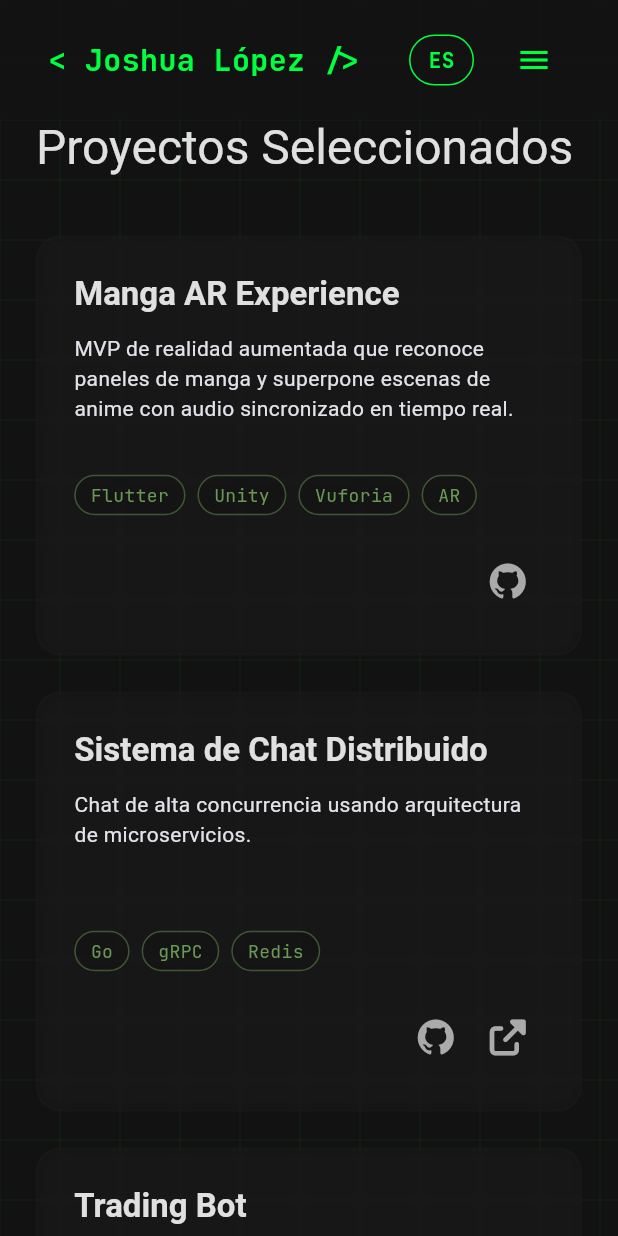
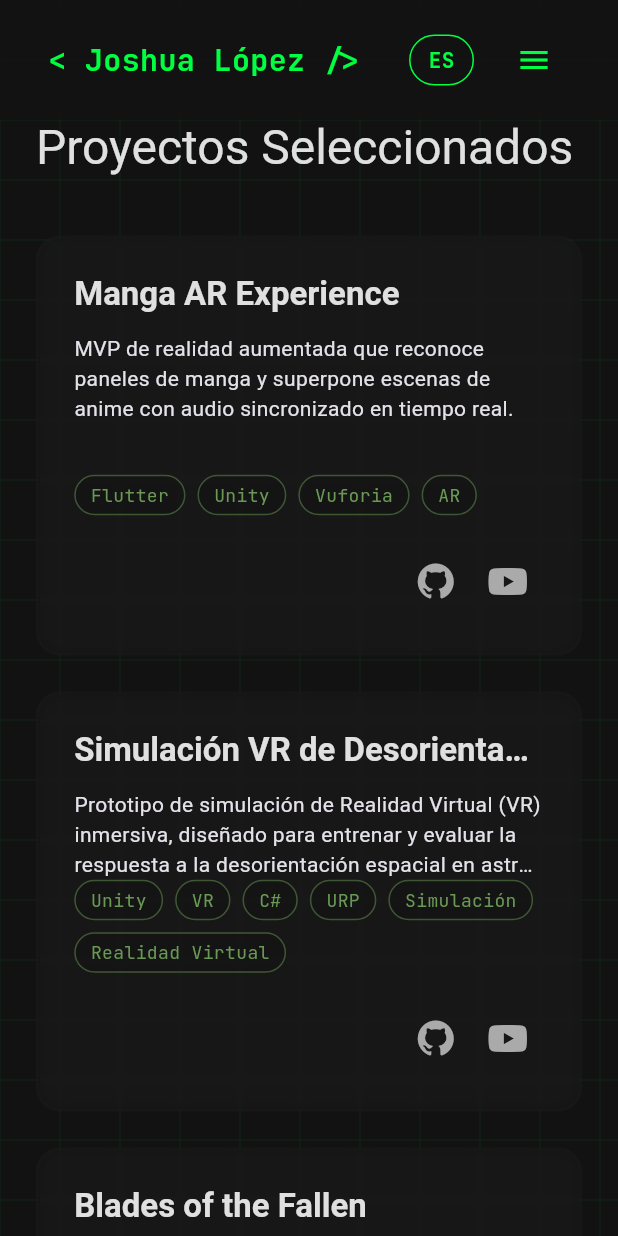
Before and after one commit to JoshuaLopez2000/Portfolio, a Flutter app: the screen it shows after launch, after a tap on "EN", after a tap on the "menu" icon, after a tap on "Proyectos", on a phone screen of 412 x 824 dp. Run offline on Flutter 3.47's test engine with Material 3 defaults, Android fonts, the phone set to English and light mode, and no system bars; our stand-ins replace animated_text_kit, font_awesome_flutter, google_fonts, youtube_player_iframe; accounts and stored records are empty.

Commit message:
Update projects and enhance portfolio details
 This commit introduces several updates to the portfolio project:

   - Updates the project list in project_local_data_source.dart with new projects: "Spacial Station", "Blades of the Fallen", and an updated "Personal Portfolio".
   - Adds a youtubeUrl field to the Project entity, model, and ProjectCard to allow for video demos.
   - Improves the ProjectCard UI by truncating long titles.
   - Updates the mobile skill icon for better visual representation.

  docs: Revamp README and project documentation

  The README.md has been completely overhauled to provide a comprehensive and professional overview of the project. Key additions include:

   - A live demo link and placeholders for screenshots.
   - A detailed list of features and technologies used.
   - Clear instructions for local setup, configuration of profile, projects, and skills data.
   - Guidance on localization.

```diff
--- a/lib/features/projects/data/datasources/project_local_data_source.dart
+++ b/lib/features/projects/data/datasources/project_local_data_source.dart
@@ -18,28 +18,46 @@ class ProjectLocalDataSourceImpl implements ProjectLocalDataSource {
               'MVP de realidad aumentada que reconoce paneles de manga y superpone escenas de anime con audio sincronizado en tiempo real.',
           tags: ['Flutter', 'Unity', 'Vuforia', 'AR'],
           githubUrl: 'https://github.com/JoshuaLopez2000/mangaARExperience',
+          youtubeUrl: 'https://youtube.com/shorts/dTGCruXgcEc',
         ),
         ProjectModel(
-          title: 'Sistema de Chat Distribuido',
+          title: 'Simulación VR de Desorientación Espacial - Spacial Station',
           description:
-              'Chat de alta concurrencia usando arquitectura de microservicios.',
-          tags: ['Go', 'gRPC', 'Redis'],
-          githubUrl: 'https://github.com',
-          demoUrl: 'https://example.com',
+              'Prototipo de simulación de Realidad Virtual (VR) inmersiva, diseñado para entrenar y evaluar la respuesta a la desorientación espacial en astronautas. Desarrollado en Unity, utiliza Universal Render Pipeline (URP) y el New Input System para una experiencia realista en un entorno de estaciónespacial.',
+          tags: ['Unity', 'VR', 'C#', 'URP', 'Simulación', 'Realidad Virtual'],
+          githubUrl: 'https://github.com/JoshuaLopez2000/SpacialStation',
+          youtubeUrl: 'https://youtu.be/zLwRVIe4Skg',
         ),
         ProjectModel(
-          title: 'Trading Bot',
+          title: 'Blades of the Fallen',
           description:
-              'Bot automatizado para comercio de criptomonedas con análisis técnico.',
-          tags: ['Node.js', 'WebSockets', 'MongoDB'],
-          githubUrl: 'https://github.com',
+              'Blades of the Fallen es un juego de acción de tipo "endless fighter" desarrollado en Unity. Cuenta con una estética única de pintura con tinta china, un sistema de combate dinámico con ataques direccionales y mecánicas de parry (desvío), distintos tipos de enemigos y renderizado optimizado mediante el uso de MaterialPropertyBlock.',
+          tags: [
+            'Unity',
+            'C#',
+            'Desarrollo de Videojuegos',
+            'Acción',
+            'Pintura con Tinta China',
+            'URP',
+            'Móvil',
+            'Arquitectura de Videojuegos',
+          ],
+          githubUrl: 'https://github.com/JoshuaLopez2000/BladesOfTheFallen.git',
+          youtubeUrl: 'https://youtube.com/shorts/fyaWuhZleJY',
         ),
         ProjectModel(
-          title: 'Portafolio Personal',
+          title: 'Portafolio Personal (Flutter)',
           description:
-              'Este sitio web, construido para demostrar habilidades modernas de desarrollo.',
-          tags: ['React', 'Tailwind', 'Vercel'],
-          githubUrl: 'https://github.com',
+              'Este portafolio, construido con Flutter, Dart y con soporte de internacionalización, muestra mis habilidades como desarrollador.',
+          tags: [
+            'Flutter',
+            'Dart',
+            'Web',
+            'Mobile',
+            'Desktop',
+            'Internacionalización',
+          ],
+          githubUrl: 'https://github.com/JoshuaLopez2000/Portfolio',
         ),
       ];
     }
@@ -52,26 +70,46 @@ class ProjectLocalDataSourceImpl implements ProjectLocalDataSource {
             'Augmented Reality MVP that recognizes manga panels and overlays anime scenes with synchronized audio in real time.',
         tags: ['Flutter', 'Unity', 'Vuforia', 'AR'],
         githubUrl: 'https://github.com/JoshuaLopez2000/mangaARExperience',
+        youtubeUrl: 'https://youtube.com/shorts/dTGCruXgcEc',
       ),
       ProjectModel(
-        title: 'Distributed Chat System',
-        description: 'High-concurrency chat using microservices architecture.',
-        tags: ['Go', 'gRPC', 'Redis'],
-        githubUrl: 'https://github.com',
-        demoUrl: 'https://example.com',
+        title: 'VR Spatial Disorientation Simulation - Spacial Station',
+        description:
+            'Immersive Virtual Reality (VR) simulation prototype designed to train and evaluate responses to spatial disorientation in astronauts. Developed in Unity, it utilizes the Universal Render Pipeline (URP) and the New Input System for a realistic experience within a space station environment.',
+        tags: ['Unity', 'VR', 'C#', 'URP', 'Simulation', 'Virtual Reality'],
+        githubUrl: 'https://github.com/JoshuaLopez2000/SpacialStation',
+        youtubeUrl: 'https://youtu.be/zLwRVIe4Skg',
       ),
       ProjectModel(
-        title: 'Trading Bot',
-        description: 'Automated crypto trading bot with technical analysis.',
-        tags: ['Node.js', 'WebSockets', 'MongoDB'],
-        githubUrl: 'https://github.com',
+        title: 'Blades of the Fallen',
+        description:
+            'Blades of the Fallen is an endless action fighter built in Unity. It features a unique Chinese ink painting aesthetic, a dynamic combat system with directional attacks and parry mechanics, distinct enemy types, and optimized rendering using MaterialPropertyBlock.',
+        tags: [
+          'Unity',
+          'C#',
+          'Game Development',
+          'Action',
+          'Chinese Ink Painting',
+          'URP',
+          'Mobile',
+          'Game Architecture',
+        ],
+        githubUrl: 'https://github.com/JoshuaLopez2000/BladesOfTheFallen.git',
+        youtubeUrl: 'https://youtube.com/shorts/fyaWuhZleJY',
       ),
       ProjectModel(
-        title: 'Personal Portfolio',
+        title: 'Personal Portfolio (Flutter)',
         description:
-            'This website, built to showcase modern development skills.',
-        tags: ['React', 'Tailwind', 'Vercel'],
-        githubUrl: 'https://github.com',
+            'This portfolio, built with Flutter, Dart, and internationalization support, showcases my development skills.',
+        tags: [
+          'Flutter',
+          'Dart',
+          'Web',
+          'Mobile',
+          'Desktop',
+          'Internationalization',
+        ],
+        githubUrl: 'https://github.com/JoshuaLopez2000/Portfolio',
       ),
     ];
   }
--- a/lib/features/projects/data/models/project_model.dart
+++ b/lib/features/projects/data/models/project_model.dart
@@ -7,5 +7,6 @@ class ProjectModel extends Project {
     required super.tags,
     required super.githubUrl,
     super.demoUrl,
+    super.youtubeUrl,
   });
 }
--- a/lib/features/projects/domain/entities/project.dart
+++ b/lib/features/projects/domain/entities/project.dart
@@ -4,6 +4,7 @@ class Project {
   final List<String> tags;
   final String githubUrl;
   final String? demoUrl;
+  final String? youtubeUrl;
 
   const Project({
     required this.title,
@@ -11,5 +12,6 @@ class Project {
     required this.tags,
     required this.githubUrl,
     this.demoUrl,
+    this.youtubeUrl,
   });
 }
--- a/lib/presentation/screens/home_screen.dart
+++ b/lib/presentation/screens/home_screen.dart
@@ -1,10 +1,10 @@
 import 'package:flutter/material.dart';
 import 'package:google_fonts/google_fonts.dart';
-import 'package:url_launcher/url_launcher.dart';
-import 'package:untitled/l10n/app_localizations.dart';
 import 'package:untitled/features/profile/domain/entities/profile.dart';
 import 'package:untitled/features/projects/domain/entities/project.dart';
 import 'package:untitled/injection_container.dart';
+import 'package:untitled/l10n/app_localizations.dart';
+import 'package:url_launcher/url_launcher.dart';
 
 import '../../theme/app_theme.dart';
 import '../widgets/hero_section.dart';
@@ -222,6 +222,7 @@ class _HomeScreenState extends State<HomeScreen> {
                     tags: project.tags,
                     githubUrl: project.githubUrl,
                     demoUrl: project.demoUrl,
+                    youtubeUrl: project.youtubeUrl,
                   ),
                 )
                 .toList(),
--- a/lib/presentation/widgets/project_card.dart
+++ b/lib/presentation/widgets/project_card.dart
@@ -120,6 +120,8 @@ class _ProjectCardState extends State<ProjectCard> {
                 children: [
                   Text(
                     widget.title,
+                    maxLines: 1,
+                    overflow: TextOverflow.ellipsis,
                     style: Theme.of(context).textTheme.titleLarge?.copyWith(
                       color: _isHovered
                           ? AppTheme.primary
--- a/lib/presentation/widgets/skills_section.dart
+++ b/lib/presentation/widgets/skills_section.dart
@@ -40,7 +40,7 @@ class _SkillsSectionState extends State<SkillsSection> {
     'cube': FontAwesomeIcons.cube,
     'gamepad': FontAwesomeIcons.gamepad,
     'git-alt': FontAwesomeIcons.gitAlt,
-    'mobile-alt': FontAwesomeIcons.mobileAlt,
+    'mobile-alt': FontAwesomeIcons.mobileScreenButton,
     'python': FontAwesomeIcons.python,
     'code': FontAwesomeIcons.code,
     'js': FontAwesomeIcons.js,
```
Also changed, not shown: 2 other files.
